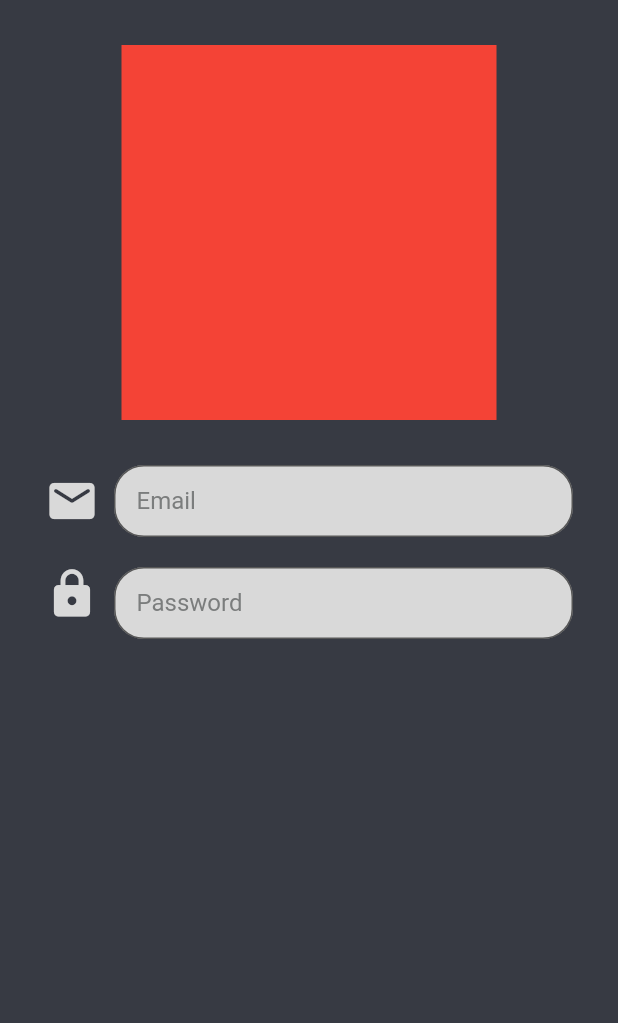
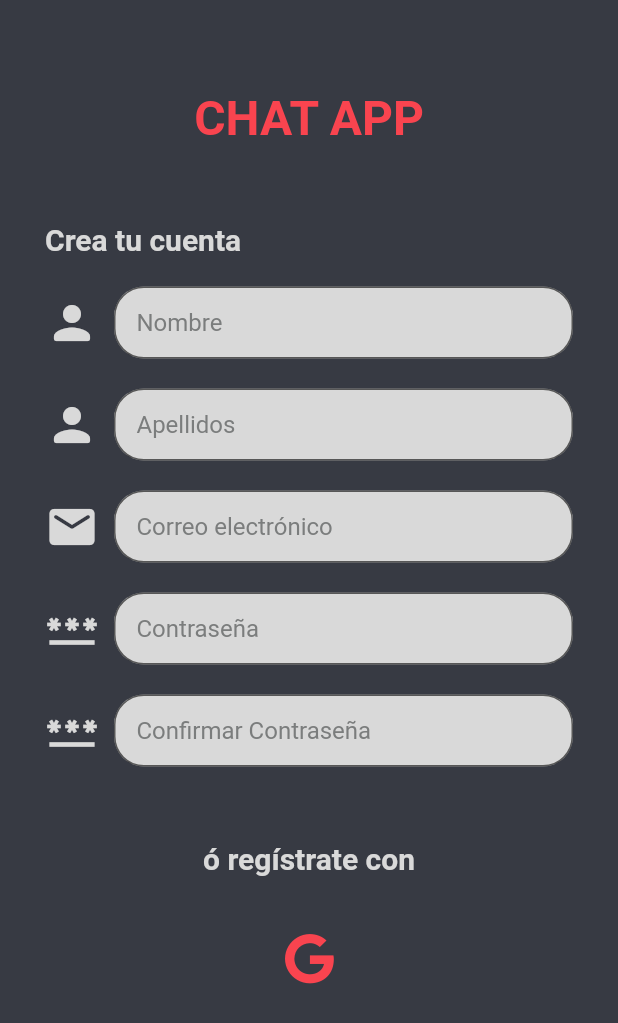
Before and after one commit to KVeramendi/chatApp, a Flutter app: the screen it shows after launch, on a phone screen of 412 x 824 dp. Shown: the top 1023 px of the screen. Run offline on Flutter 3.47's test engine with Material 2 defaults, Android fonts, the phone set to English and light mode, and no system bars; our stand-ins replace font_awesome_flutter.

Commit message:
feat: :sparkles: Add Register Page
Se agregó la pantalla de registro de usuario

```diff
--- a/lib/main.dart
+++ b/lib/main.dart
@@ -1,6 +1,7 @@
 import 'package:flutter/material.dart';
 import 'package:flutter_chat_app/presentation/core/routes/routes.dart';
 import 'package:flutter_chat_app/presentation/views/pages/auth/login/login_page.dart';
+import 'package:flutter_chat_app/presentation/views/pages/auth/sign_in/sign_in_page.dart';
 
 void main() => runApp(MyApp());
 
@@ -11,7 +12,7 @@ class MyApp extends StatelessWidget {
       debugShowCheckedModeBanner: false,
       title: 'Material App',
       routes: appRoutes,
-      home: LoginPage(),
+      home: const SignInPage(),
     );
   }
 }
--- a/lib/presentation/core/utils/validators.dart
+++ b/lib/presentation/core/utils/validators.dart
@@ -29,4 +29,18 @@ class Validators {
     }
     return null;
   }
+
+  static String? validateName(String text) {
+    if (text.isEmpty) {
+      return 'Ingrese su nombre';
+    }
+    return null;
+  }
+
+  static String? validateLastName(String text) {
+    if (text.isEmpty) {
+      return 'Ingrese sus apellidos';
+    }
+    return null;
+  }
 }
--- /dev/null
+++ b/lib/presentation/views/pages/auth/sign_in/sign_in_page.dart
@@ -0,0 +1,168 @@
+import 'package:flutter/material.dart';
+import 'package:flutter_chat_app/presentation/core/colors/app_colors.dart';
+import 'package:flutter_chat_app/presentation/core/shared_widgets/text_field_widget.dart';
+import 'package:flutter_chat_app/presentation/core/utils/validators.dart';
+import 'package:font_awesome_flutter/font_awesome_flutter.dart';
+
+class SignInPage extends StatelessWidget {
+  const SignInPage({Key? key}) : super(key: key);
+
+  @override
+  Widget build(BuildContext context) {
+    final GlobalKey<FormState> _formKey = GlobalKey();
+    final TextEditingController emailController = TextEditingController();
+    final TextEditingController passwordController = TextEditingController();
+    return Scaffold(
+      body: Container(
+        padding: const EdgeInsets.all(30.0),
+        child: Column(
+          children: [
+            const SizedBox(height: 30),
+            const Text(
+              'CHAT APP',
+              style: TextStyle(
+                color: AppColors.tertiaryAppColor,
+                fontSize: 32.0,
+                fontWeight: FontWeight.bold,
+              ),
+            ),
+            const SizedBox(height: 50),
+            const Align(
+              alignment: Alignment.centerLeft,
+              child: Text(
+                'Crea tu cuenta',
+                style: TextStyle(
+                  color: AppColors.primaryAppColor,
+                  fontSize: 20.0,
+                  fontWeight: FontWeight.bold,
+                ),
+              ),
+            ),
+            const SizedBox(height: 20),
+            Form(
+              key: _formKey,
+              child: Column(children: [
+                Row(
+                  crossAxisAlignment: CrossAxisAlignment.center,
+                  children: [
+                    const Icon(
+                      Icons.person_rounded,
+                      size: 36.0,
+                      color: AppColors.primaryAppColor,
+                    ),
+                    const SizedBox(width: 10.0),
+                    Expanded(
+                      child: TextFieldWidget(
+                        controller: emailController,
+                        textValue: 'Nombre',
+                        validator: (value) => Validators.validateName(value),
+                      ),
+                    ),
+                  ],
+                ),
+                const SizedBox(height: 20.0),
+                Row(
+                  crossAxisAlignment: CrossAxisAlignment.center,
+                  children: [
+                    const Icon(
+                      Icons.person_rounded,
+                      size: 36.0,
+                      color: AppColors.primaryAppColor,
+                    ),
+                    const SizedBox(width: 10.0),
+                    Expanded(
+                      child: TextFieldWidget(
+                        controller: passwordController,
+                        textValue: 'Apellidos',
+                        validator: (value) =>
+                            Validators.validateLastName(value),
+                      ),
+                    ),
+                  ],
+                ),
+                const SizedBox(height: 20.0),
+                Row(
+                  crossAxisAlignment: CrossAxisAlignment.center,
+                  children: [
+                    const Icon(
+                      Icons.email_rounded,
+                      size: 36.0,
+                      color: AppColors.primaryAppColor,
+                    ),
+                    const SizedBox(width: 10.0),
+                    Expanded(
+                      child: TextFieldWidget(
+                        controller: passwordController,
+                        textValue: 'Correo electrónico',
+                        validator: (value) => Validators.validateEmail(value),
+                      ),
+                    ),
+                  ],
+                ),
+                const SizedBox(height: 20.0),
+                Row(
+                  crossAxisAlignment: CrossAxisAlignment.center,
+                  children: [
+                    const Icon(
+                      Icons.password_outlined,
+                      size: 36.0,
+                      color: AppColors.primaryAppColor,
+                    ),
+                    const SizedBox(width: 10.0),
+                    Expanded(
+                      child: TextFieldWidget(
+                        controller: passwordController,
+                        textValue: 'Contraseña',
+                        validator: (value) =>
+                            Validators.validatePassword(value),
+                      ),
+                    ),
+                  ],
+                ),
+                const SizedBox(height: 20.0),
+                Row(
+                  crossAxisAlignment: CrossAxisAlignment.center,
+                  children: [
+                    const Icon(
+                      Icons.password_outlined,
+                      size: 36.0,
+                      color: AppColors.primaryAppColor,
+                    ),
+                    const SizedBox(width: 10.0),
+                    Expanded(
+                      child: TextFieldWidget(
+                        controller: passwordController,
+                        textValue: 'Confirmar Contraseña',
+                        validator: (value) =>
+                            Validators.validatePassword(value),
+                      ),
+                    ),
+                  ],
+                ),
+              ]),
+              autovalidateMode: AutovalidateMode.onUserInteraction,
+            ),
+            const SizedBox(height: 50),
+            const Text(
+              'ó regístrate con',
+              style: TextStyle(
+                color: AppColors.primaryAppColor,
+                fontSize: 20.0,
+                fontWeight: FontWeight.bold,
+              ),
+            ),
+            const SizedBox(height: 30),
+            IconButton(
+                onPressed: () {},
+                icon: const FaIcon(
+                  FontAwesomeIcons.google,
+                  size: 34.0,
+                  color: AppColors.tertiaryAppColor,
+                )),
+          ],
+        ),
+      ),
+      backgroundColor: AppColors.secondaryAppColor,
+    );
+  }
+}
--- a/pubspec.yaml
+++ b/pubspec.yaml
@@ -34,6 +34,7 @@ dependencies:
   # The following adds the Cupertino Icons font to your application.
   # Use with the CupertinoIcons class for iOS style icons.
   cupertino_icons: ^1.0.2
+  font_awesome_flutter: ^10.3.0
 
 dev_dependencies:
   flutter_test:
```
Also changed, not shown: pubspec.lock.
